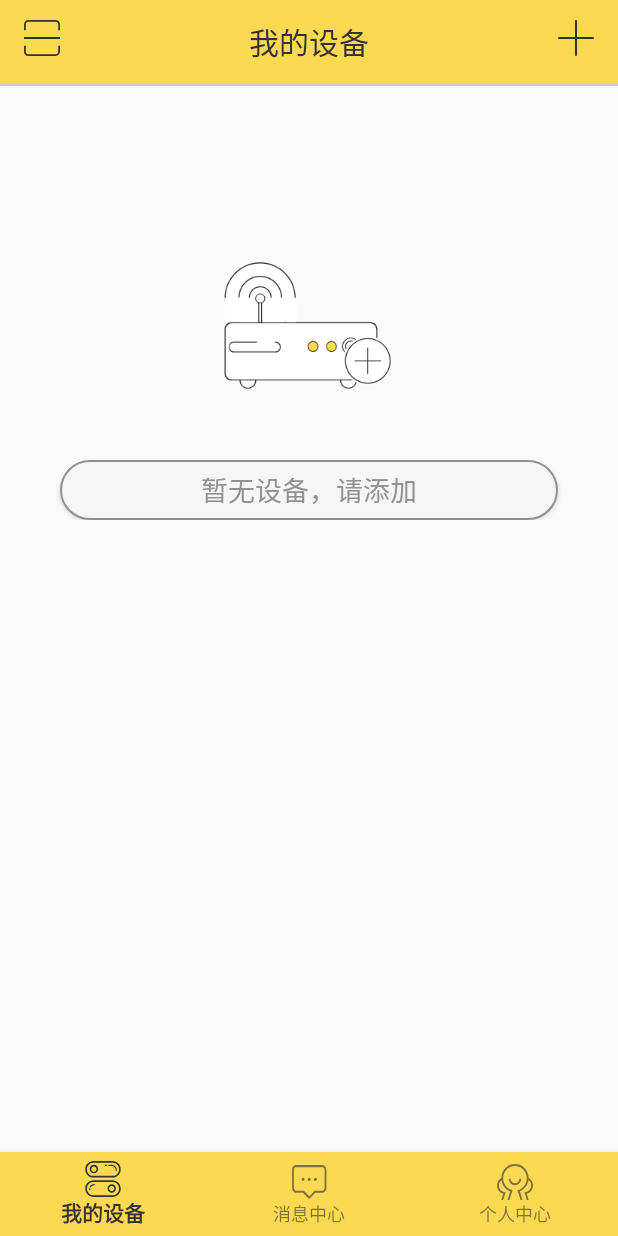
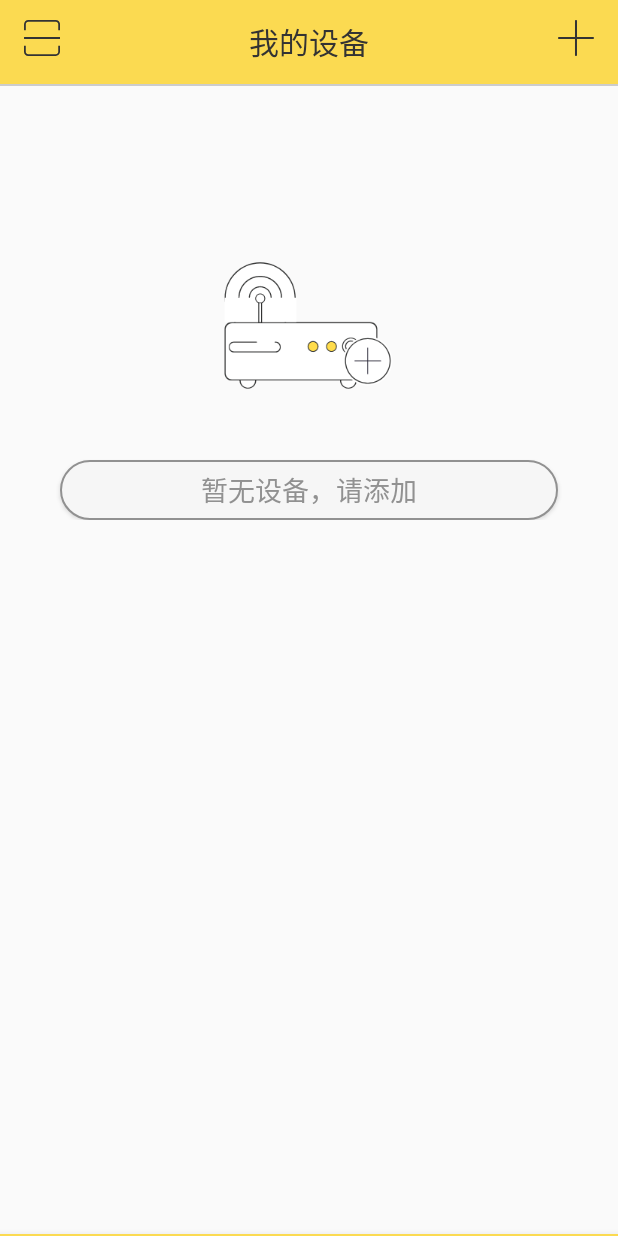
Before and after one commit to Krguang/GizCBT6Android, an Android app: the screen it shows after launch (GosMainActivity), on a phone screen of 412 x 824 dp. Run offline under Robolectric (Android 15) with nearby library versions, the phone set to English and light mode, and no system bars; libraries missing offline, so code that uses them is left out: com.gizwits.gizwifisdk; 19 statements that could not run were skipped.

Commit message:
更改启动图片和应用logo，隐藏导航栏。

```diff
--- a/app/src/main/java/com/gizwits/opensource/appkit/ControlModule/GosControlModuleBaseActivity.java
+++ b/app/src/main/java/com/gizwits/opensource/appkit/ControlModule/GosControlModuleBaseActivity.java
@@ -2780,7 +2780,7 @@ public class GosControlModuleBaseActivity extends GosBaseActivity {
 	/**
 	 *Description:显示格式化数值，保留对应分辨率的小数个数，比如传入参数（20.3656，0.01），将返回20.37
 	 *@param date 传入的数值
-	 *@param radio 保留多少位小数
+	 *@param scale 保留多少位小数
 	 *@return
 	 */
 	protected String formatValue(double date, Object scale) {
--- a/app/src/main/res/layout/activity_gos_main.xml
+++ b/app/src/main/res/layout/activity_gos_main.xml
@@ -16,7 +16,7 @@
     <android.support.design.widget.BottomNavigationView
         android:id="@+id/navigation"
         android:layout_width="match_parent"
-        android:layout_height="wrap_content"
+        android:layout_height="1dp"
         android:layout_gravity="bottom"
         android:background="?android:attr/windowBackground"
         app:menu="@menu/navigation" />
```
Also changed, not shown: app/src/main/res/drawable-hdpi/launch.png, app/src/main/res/drawable-xhdpi/about_logo.png, app/src/main/res/drawable-xhdpi/icon.png, app/src/main/res/drawable-xhdpi/launch.png, app/src/main/res/drawable-xxhdpi/icon.png, app/src/main/res/drawable-xxhdpi/launch.png.
